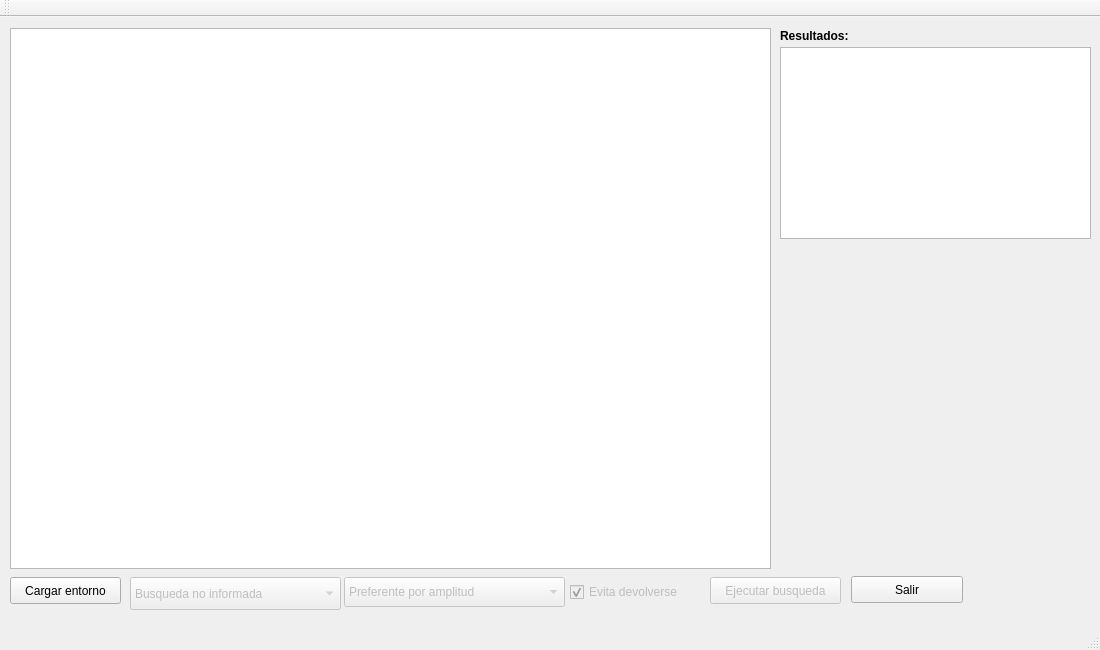
Qt form ProyectoIA/mainwindow.ui (sebaxtian/IA) before a commit.
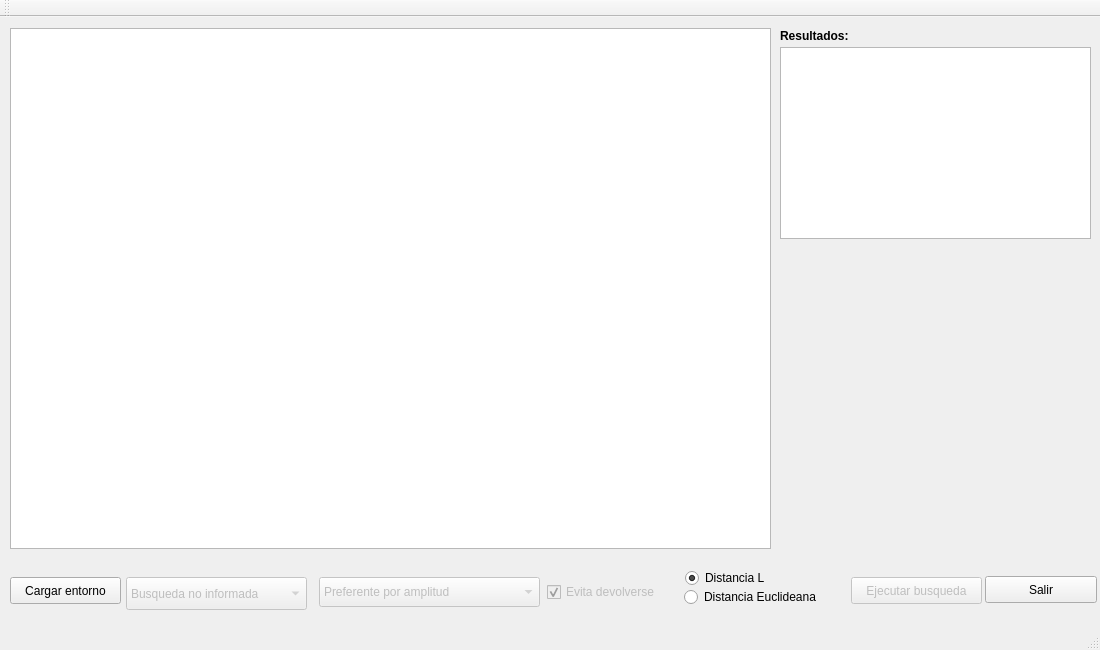
The same form after that commit.

Commit message: creacion y aplicacion de la heuristica de la distancia heuclideana

What changed in the file:
```diff
--- a/ProyectoIA/mainwindow.ui
+++ b/ProyectoIA/mainwindow.ui
@@ -36,7 +36,7 @@
       <x>10</x>
       <y>11</y>
       <width>761</width>
-      <height>541</height>
+      <height>521</height>
      </rect>
     </property>
     <property name="lineWidth">
@@ -66,7 +66,7 @@
    <widget class="QPushButton" name="btn_salir">
     <property name="geometry">
      <rect>
-      <x>851</x>
+      <x>985</x>
       <y>559</y>
       <width>112</width>
       <height>27</height>
@@ -82,7 +82,7 @@
     </property>
     <property name="geometry">
      <rect>
-      <x>344</x>
+      <x>319</x>
       <y>560</y>
       <width>221</width>
       <height>30</height>
@@ -120,7 +120,7 @@
     </property>
     <property name="geometry">
      <rect>
-      <x>710</x>
+      <x>851</x>
       <y>560</y>
       <width>131</width>
       <height>27</height>
@@ -136,7 +136,7 @@
     </property>
     <property name="geometry">
      <rect>
-      <x>570</x>
+      <x>547</x>
       <y>564</y>
       <width>131</width>
       <height>22</height>
@@ -155,9 +155,9 @@
     </property>
     <property name="geometry">
      <rect>
-      <x>130</x>
+      <x>126</x>
       <y>560</y>
-      <width>211</width>
+      <width>181</width>
       <height>33</height>
      </rect>
     </property>
@@ -204,6 +204,35 @@
      <enum>Qt::AutoText</enum>
     </property>
    </widget>
+   <widget class="QRadioButton" name="rbt_dist_l">
+    <property name="geometry">
+     <rect>
+      <x>685</x>
+      <y>550</y>
+      <width>105</width>
+      <height>22</height>
+     </rect>
+    </property>
+    <property name="text">
+     <string>Distancia L</string>
+    </property>
+    <property name="checked">
+     <bool>true</bool>
+    </property>
+   </widget>
+   <widget class="QRadioButton" name="rbt_dist_e">
+    <property name="geometry">
+     <rect>
+      <x>684</x>
+      <y>569</y>
+      <width>151</width>
+      <height>22</height>
+     </rect>
+    </property>
+    <property name="text">
+     <string>Distancia Euclideana</string>
+    </property>
+   </widget>
   </widget>
   <widget class="QMenuBar" name="menuBar">
    <property name="geometry">
```
The commit also changes 11 other files.
